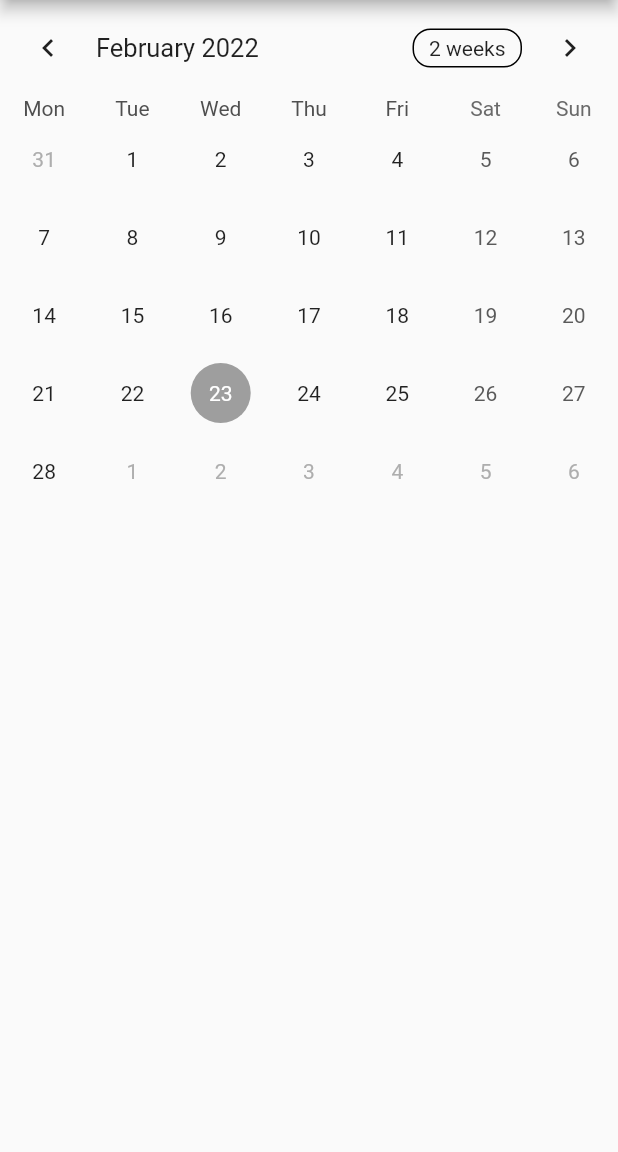
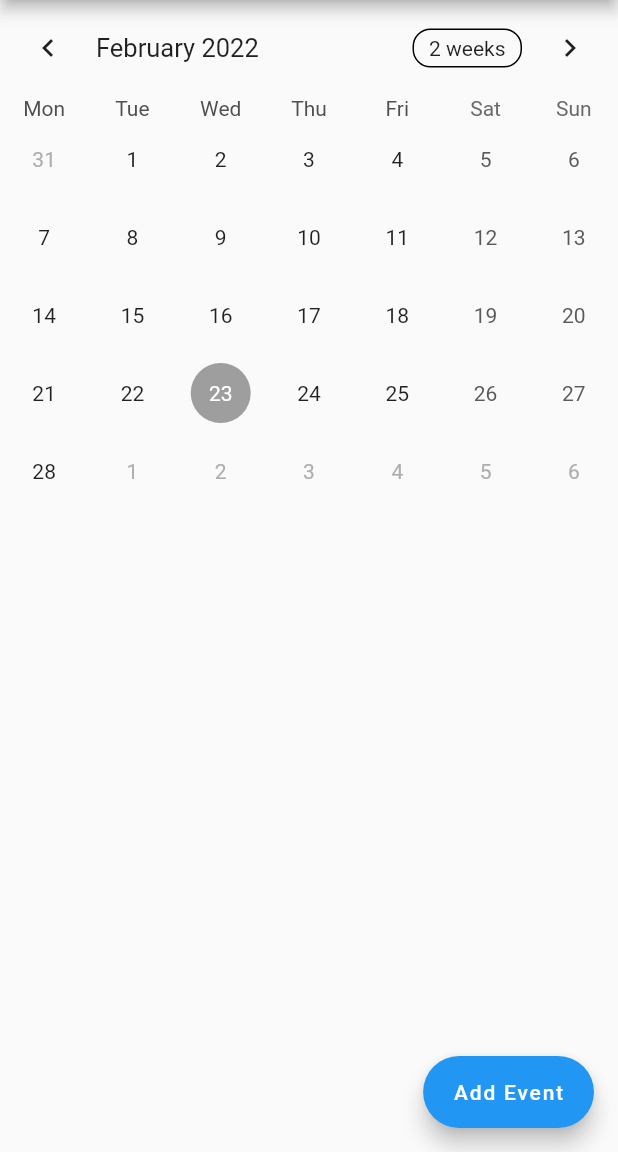
Before and after one commit to nealoverton/grafter, a Flutter app: the Calendar screen opened directly, on a phone screen of 412 x 824 dp, the part 84-1236 px from its top. Run offline on Flutter 3.47's test engine with Material 2 defaults, Android fonts, the phone set to English and light mode, and no system bars; drawn by our look-alikes of table_calendar; our stand-ins replace cloud_firestore, firebase_auth, firebase_core, image_picker; accounts and stored records are empty.

Commit message:
Added event button to calendar

```diff
--- a/lib/screens/diary.dart
+++ b/lib/screens/diary.dart
@@ -1,17 +1,30 @@
 import 'package:flutter/material.dart';
-import 'package:flutter/material.dart';
+import 'package:grafter/screens/event.dart';
 import 'package:grafter/shared/custom_app_bar.dart';
 import 'package:table_calendar/table_calendar.dart';
 
 class Calendar extends StatefulWidget {
+  const Calendar({Key? key}) : super(key: key);
+
   @override
   _CalendarState createState() => _CalendarState();
 }
 
 class _CalendarState extends State<Calendar> {
+  Map<DateTime, List<Event>> ?selectedEvents;
   CalendarFormat format = CalendarFormat.month;
   DateTime selectedDay = DateTime.now();
   DateTime focusedDay = DateTime.now();
+
+  @override
+  void initState() {
+    selectedEvents = {};
+    super.initState();
+  }
+
+  List<Event> _getEventsfromDay(DateTime date) {
+    return selectedEvents![date] ?? [];
+  }
 
   @override
   Widget build(BuildContext context) {
@@ -41,8 +54,10 @@ class _CalendarState extends State<Calendar> {
           return isSameDay(selectedDay, date);
         },
 
+        eventLoader: _getEventsfromDay,
+
         //To Style the Calendar
-        calendarStyle: CalendarStyle(
+        calendarStyle: const CalendarStyle(
           isTodayHighlighted: true,
           selectedDecoration: BoxDecoration(
             color: Colors.grey,
@@ -52,8 +67,16 @@ class _CalendarState extends State<Calendar> {
           todayDecoration: BoxDecoration(
             color: Colors.orange,
             shape: BoxShape.circle,
-            )),
           ),
+          defaultDecoration: BoxDecoration(
+            shape: BoxShape.circle,
+          ),
+          weekendDecoration: BoxDecoration(
+            shape: BoxShape.circle,
+          ),
+        ),
+      ),
+      floatingActionButton: FloatingActionButton.extended(onPressed: () {}, label: Text('Add Event')),
     );
   }
 }
--- /dev/null
+++ b/lib/screens/event.dart
@@ -0,0 +1,8 @@
+import 'package:flutter/foundation.dart';
+
+class Event {
+  final String title;
+  Event({required this.title});
+
+  String toString() => this.title;
+}
```
Lines whose indentation alone changed are shown as unchanged.
